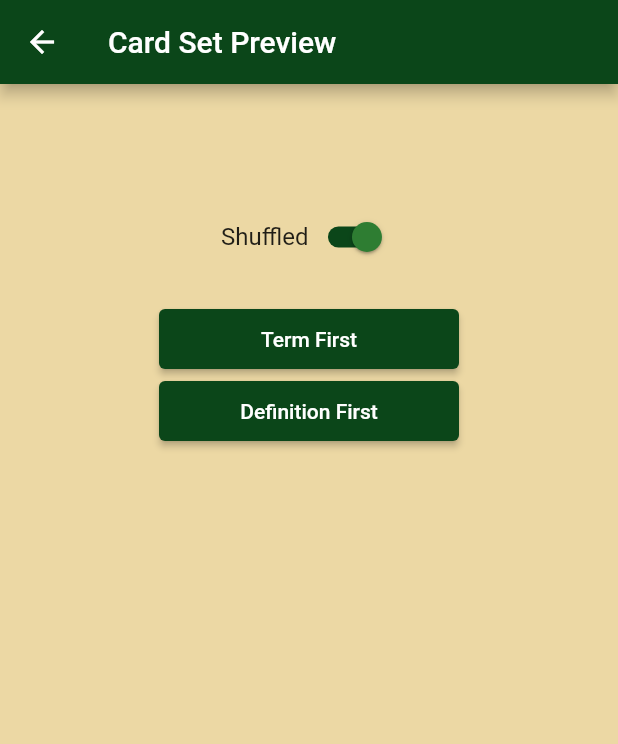
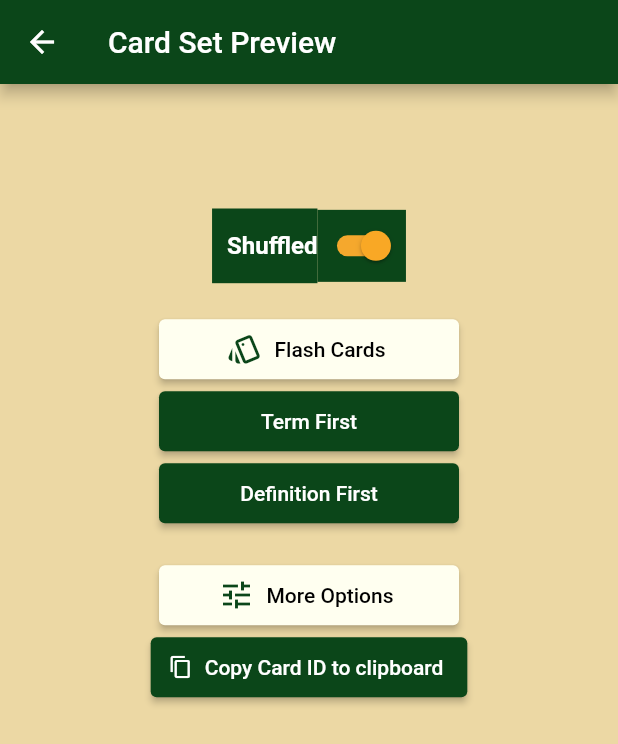
Before and after one commit to mmvergara/psau-rant-flutter, a Flutter app: the CardSetPreviewPage screen opened directly with empty values, on a phone screen of 412 x 824 dp. Shown: the top 744 px of the screen. Run offline on Flutter 3.47's test engine with Material 2 defaults, Android fonts, the phone set to English and light mode, and no system bars; our stand-ins replace cloud_firestore, firebase_auth, firebase_core, flutter_signin_button, google_sign_in and 1 more; missing offline and left inert: dart:ffi; accounts and stored records are empty.

Commit message:
ui improvements

```diff
--- a/lib/screen/flashcards/card_set_preview_page.dart
+++ b/lib/screen/flashcards/card_set_preview_page.dart
@@ -1,4 +1,5 @@
 import 'package:flutter/material.dart';
+import 'package:flutter/services.dart';
 import 'package:psau_rant_flutter/models/card_set_model.dart';
 import 'package:psau_rant_flutter/screen/flashcards/play_flash_cards_page.dart';
 import 'package:psau_rant_flutter/theme/psau_colors.dart';
@@ -19,6 +20,7 @@ class CardSetPreviewPage extends StatefulWidget {
 
 class _CardSetPreviewPageState extends State<CardSetPreviewPage> {
   bool isShuffled = true;
+  bool copiedToClipboard = false;
   String savingOfflineStatus = "Save Cards for Offline";
 
   void _playCard(bool termFirst) {
@@ -44,6 +46,17 @@ class _CardSetPreviewPageState extends State<CardSetPreviewPage> {
     });
   }
 
+  void _copyToClipboard() {
+    Clipboard.setData(
+      ClipboardData(
+        text: widget.cardSet.cardSetId,
+      ),
+    );
+    setState(() {
+      copiedToClipboard = true;
+    });
+  }
+
   @override
   Widget build(BuildContext context) {
     return Scaffold(
@@ -60,33 +73,58 @@ class _CardSetPreviewPageState extends State<CardSetPreviewPage> {
               " ${widget.cardSet.cardSetName}",
               textAlign: TextAlign.center,
               style: const TextStyle(
-                fontSize: 15,
+                fontSize: 20,
                 fontWeight: FontWeight.bold,
               ),
             ),
           ),
           // toggle switch shuffle or not widget with background color
-          Container(
-            alignment: Alignment.center,
-            margin: const EdgeInsets.only(bottom: 20),
-            child: Row(
-              mainAxisAlignment: MainAxisAlignment.center,
-              children: [
-                const Text(
+          Row(
+            mainAxisAlignment: MainAxisAlignment.center,
+            children: [
+              Container(
+                color: PsauColors.primaryGreen,
+                padding:
+                    const EdgeInsets.only(top: 15.4, bottom: 15.4, left: 10),
+                child: const Text(
                   "Shuffled",
-                  style: TextStyle(fontSize: 16),
+                  style: TextStyle(
+                      fontSize: 16,
+                      color: Colors.white,
+                      fontWeight: FontWeight.bold),
                 ),
-                Switch(
+              ),
+              Container(
+                color: PsauColors.primaryGreen,
+                child: Switch(
                   value: isShuffled,
                   onChanged: (value) {
                     setState(() {
                       isShuffled = value;
                     });
                   },
-                  activeTrackColor: PsauColors.primaryGreen,
-                  activeColor: Colors.green[800],
+                  activeTrackColor: const Color.fromARGB(255, 245, 168, 45),
+                  activeColor: Colors.yellow[800],
                 ),
-              ],
+              ),
+            ],
+          ),
+          const SizedBox(height: 20),
+          ElevatedButton.icon(
+            style: ButtonStyle(
+              backgroundColor: MaterialStateProperty.all<Color>(
+                PsauColors.ivory,
+              ),
+              minimumSize: MaterialStateProperty.all<Size>(
+                const Size(200, 40),
+              ),
+            ),
+            onPressed: () {},
+            label: const Text("Flash Cards",
+                style: TextStyle(color: Colors.black)),
+            icon: const Icon(
+              Icons.style_outlined,
+              color: PsauColors.primaryGreen,
             ),
           ),
           ElevatedButton(
@@ -117,8 +155,44 @@ class _CardSetPreviewPageState extends State<CardSetPreviewPage> {
             },
             child: const Text("Definition First"),
           ),
+          const SizedBox(height: 20),
+          ElevatedButton.icon(
+            style: ButtonStyle(
+              backgroundColor: MaterialStateProperty.all<Color>(
+                PsauColors.ivory,
+              ),
+              minimumSize: MaterialStateProperty.all<Size>(
+                const Size(200, 40),
+              ),
+            ),
+            onPressed: () {},
+            label: const Text("More Options",
+                style: TextStyle(color: Colors.black)),
+            icon: const Icon(
+              Icons.tune,
+              color: PsauColors.primaryGreen,
+            ),
+          ),
+          ElevatedButton.icon(
+            style: ButtonStyle(
+              backgroundColor: MaterialStateProperty.all<Color>(
+                copiedToClipboard
+                    ? Colors.green[800]!
+                    : PsauColors.primaryGreen,
+              ),
+              minimumSize: MaterialStateProperty.all<Size>(
+                const Size(200, 40),
+              ),
+            ),
+            onPressed: _copyToClipboard,
+            label: Text(
+              copiedToClipboard ? "Copied!" : "Copy Card ID to clipboard",
+            ),
+            icon: Icon(copiedToClipboard ? Icons.copy_all_outlined : Icons.copy,
+                size: 16),
+          ),
           widget.showSaveOffline
-              ? ElevatedButton(
+              ? ElevatedButton.icon(
                   style: ButtonStyle(
                     backgroundColor: MaterialStateProperty.all<Color>(
                       savingOfflineStatus == "Saved!"
@@ -130,7 +204,13 @@ class _CardSetPreviewPageState extends State<CardSetPreviewPage> {
                     ),
                   ),
                   onPressed: _savedCardToSP,
-                  child: Text(savingOfflineStatus),
+                  label: Text(savingOfflineStatus),
+                  icon: Icon(
+                    savingOfflineStatus == "Saved!"
+                        ? Icons.check
+                        : Icons.download,
+                    size: 16,
+                  ),
                 )
               : Container(),
         ],
--- a/lib/theme/psau_colors.dart
+++ b/lib/theme/psau_colors.dart
@@ -4,4 +4,5 @@ class PsauColors {
   static const Color primaryGreen = Color(0xFF0b4619);
   static const Color creamBg = Color(0xFFECD8A4);
   static const Color sleekGreen = Color(0xFFeef5ef);
+  static const Color ivory = Color(0xFFfffff0);
 }
```
Also changed, not shown: 2 other files.
